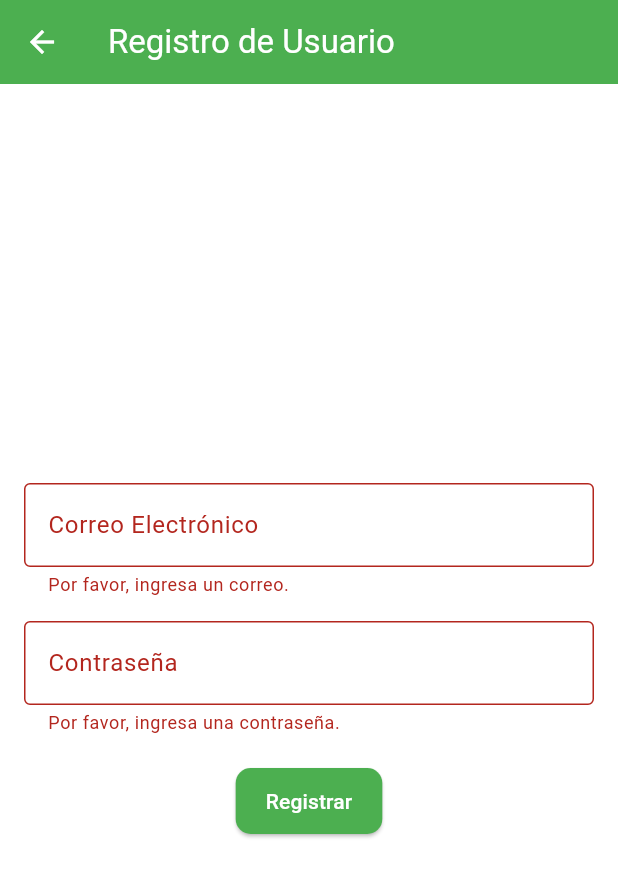
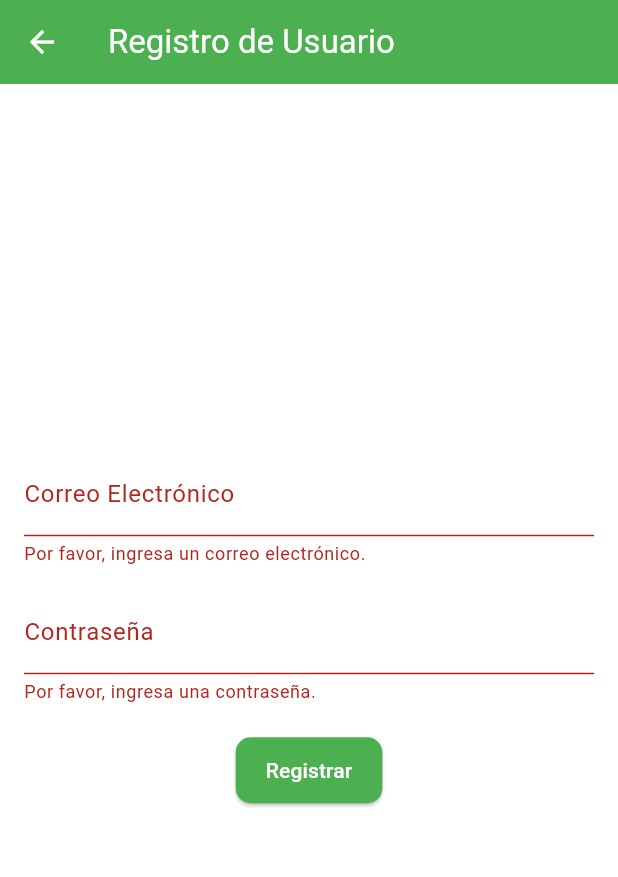
Before and after one commit to diegogj17/DiarioPersonal, a Flutter app: the RegisterScreen screen opened directly, after a tap on "Registrar", on a phone screen of 412 x 824 dp. Shown: the top 877 px of the screen. Run offline on Flutter 3.47's test engine with Material 3 defaults, Android fonts, the phone set to English and light mode, and no system bars; our stand-ins replace firebase_auth, firebase_core, sqflite, sqflite_common_ffi; accounts and stored records are empty.

Commit message:
Reinicio proyecto para hacerlo local

```diff
--- a/lib/login.dart
+++ b/lib/login.dart
@@ -2,7 +2,7 @@ import 'package:flutter/material.dart';
 import 'package:firebase_auth/firebase_auth.dart';
 import 'package:login/admin_dashboard.dart';
 import 'info.dart';
-import 'register.dart';
+import 'registro.dart';
 import 'user_dashboard.dart'; // Importa la pantalla para cambiar contraseña
 import 'ListarCartas.dart';
 
--- a/lib/register.dart
+++ b/lib/registro.dart
@@ -1,7 +1,23 @@
 import 'package:flutter/material.dart';
+import 'package:firebase_core/firebase_core.dart';
 import 'package:firebase_auth/firebase_auth.dart';
 import 'info.dart';
 
+void main() async {
+  WidgetsFlutterBinding.ensureInitialized();
+
+  runApp(MyApp());
+}
+
+class MyApp extends StatelessWidget {
+  @override
+  Widget build(BuildContext context) {
+    return MaterialApp(
+      debugShowCheckedModeBanner: false,
+      home: RegisterScreen(),
+    );
+  }
+}
 class RegisterScreen extends StatefulWidget {
   @override
   _RegisterScreenState createState() => _RegisterScreenState();
@@ -11,42 +27,25 @@ class _RegisterScreenState extends State<RegisterScreen> {
   final _emailController = TextEditingController();
   final _passwordController = TextEditingController();
   final _formKey = GlobalKey<FormState>();
-  bool _isLoading = false;
-  String? _errorMessage;
+  String _message = '';
 
   Future<void> _register() async {
     if (_formKey.currentState!.validate()) {
-      setState(() {
-        _isLoading = true;
-        _errorMessage = null;
-      });
-
       try {
-        final userCredential =
-        await FirebaseAuth.instance.createUserWithEmailAndPassword(
+        final userCredential = await FirebaseAuth.instance.createUserWithEmailAndPassword(
           email: _emailController.text.trim(),
           password: _passwordController.text.trim(),
         );
-
+        // Redirigir al archivo info.dart
         Navigator.pushReplacement(
           context,
           MaterialPageRoute(
             builder: (context) => InfoScreen(email: userCredential.user!.email!),
           ),
         );
-      } on FirebaseAuthException catch (e) {
+      } catch (e) {
         setState(() {
-          if (e.code == 'email-already-in-use') {
-            _errorMessage = 'Este correo ya está registrado.';
-          } else if (e.code == 'weak-password') {
-            _errorMessage = 'La contraseña es demasiado débil.';
-          } else {
-            _errorMessage = 'Error: ${e.message}';
-          }
-        });
-      } finally {
-        setState(() {
-          _isLoading = false;
+          _message = 'Error al registrar usuario: $e';
         });
       }
     }
@@ -55,7 +54,9 @@ class _RegisterScreenState extends State<RegisterScreen> {
   @override
   Widget build(BuildContext context) {
     return Scaffold(
-      appBar: AppBar(title: Text("Registro de Usuario")),
+      appBar: AppBar(
+        title: Text("Registro de Usuario"),
+      ),
       body: Padding(
         padding: const EdgeInsets.all(16.0),
         child: Form(
@@ -65,17 +66,14 @@ class _RegisterScreenState extends State<RegisterScreen> {
             children: [
               TextFormField(
                 controller: _emailController,
-                decoration: InputDecoration(
-                  labelText: "Correo Electrónico",
-                  border: OutlineInputBorder(),
-                ),
+                decoration: InputDecoration(labelText: "Correo Electrónico"),
                 keyboardType: TextInputType.emailAddress,
                 validator: (value) {
                   if (value == null || value.isEmpty) {
-                    return "Por favor, ingresa un correo.";
-                  }
-                  if (!RegExp(r"^[^@]+@[^@]+\.[^@]+").hasMatch(value)) {
-                    return "Ingresa un correo válido.";
+                    return "Por favor, ingresa un correo electrónico.";
+                  } else if (!RegExp(r"^[a-zA-Z0-9.a-zA-Z0-9._%-]+@[a-zA-Z0-9.-]+\.[a-zA-Z]{2,4}$")
+                      .hasMatch(value)) {
+                    return "Ingresa un correo electrónico válido.";
                   }
                   return null;
                 },
@@ -83,35 +81,28 @@ class _RegisterScreenState extends State<RegisterScreen> {
               SizedBox(height: 16),
               TextFormField(
                 controller: _passwordController,
-                decoration: InputDecoration(
-                  labelText: "Contraseña",
-                  border: OutlineInputBorder(),
-                ),
+                decoration: InputDecoration(labelText: "Contraseña"),
                 obscureText: true,
                 validator: (value) {
                   if (value == null || value.isEmpty) {
                     return "Por favor, ingresa una contraseña.";
-                  }
-                  if (value.length < 6) {
+                  } else if (value.length < 6) {
                     return "La contraseña debe tener al menos 6 caracteres.";
                   }
                   return null;
                 },
               ),
               SizedBox(height: 20),
-              _isLoading
-                  ? CircularProgressIndicator()
-                  : ElevatedButton(
+              ElevatedButton(
                 onPressed: _register,
                 child: Text("Registrar"),
               ),
-              if (_errorMessage != null) ...[
-                SizedBox(height: 10),
-                Text(
-                  _errorMessage!,
-                  style: TextStyle(color: Colors.red),
-                ),
-              ],
+              SizedBox(height: 20),
+              Text(
+                _message,
+                style: TextStyle(color: Colors.blue),
+                textAlign: TextAlign.center,
+              ),
             ],
           ),
         ),
```
Also changed, not shown: lib/database_helper.dart (+7 -7 lines), lib/main.dart (+2 -5 lines), firebase.json (deleted), lib/firebase_options.dart (deleted), 1 other file.
